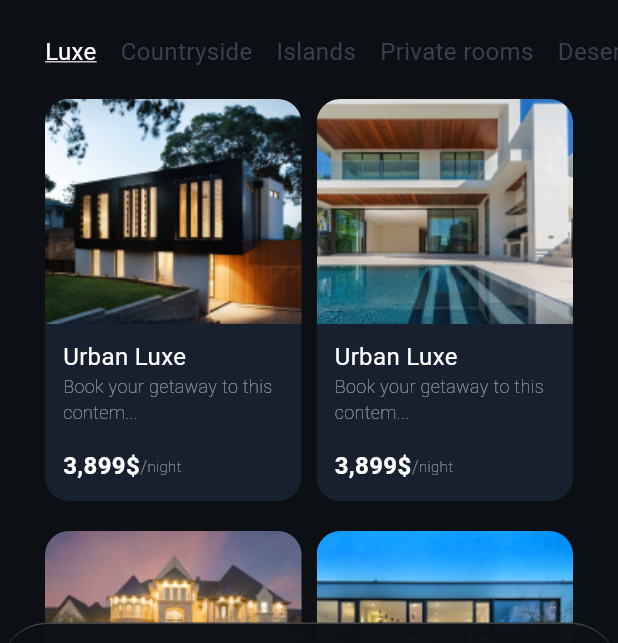
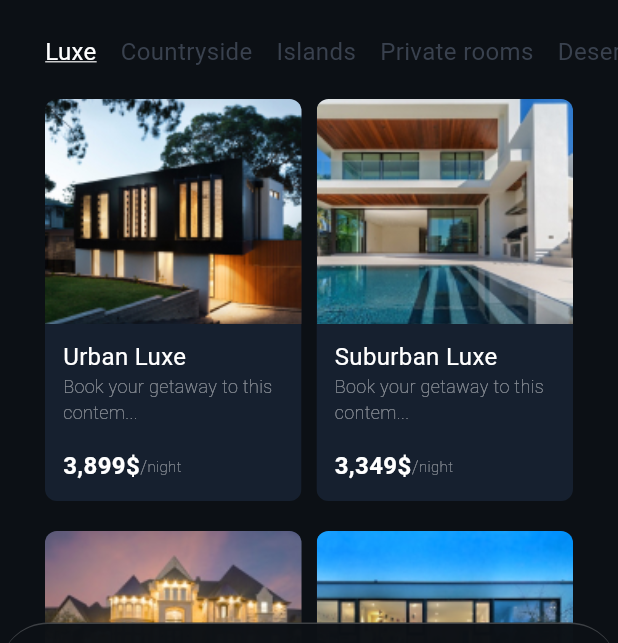
Before and after one commit to kchasiotis/portofolio-flutter-hotel, a Flutter app: the screen it shows after launch, on a phone screen of 412 x 824 dp. Shown: the part 486-1129 px from the top of the screen. Run offline on Flutter 3.47's test engine with Material 3 defaults, Android fonts, the phone set to English and light mode, and no system bars; our stand-ins replace flutter_svg.

Commit message:
Fine tune cards 2

```diff
--- a/lib/screens/getaways/widgets/hotel_card.dart
+++ b/lib/screens/getaways/widgets/hotel_card.dart
@@ -2,20 +2,29 @@ import 'package:flutter/material.dart';
 
 class HotelCard extends StatelessWidget {
   final String imagePath;
-  HotelCard({required this.imagePath});
+  final String title;
+  final String description;
+  final String price;
+  final String rating;
+
+  HotelCard(
+      {required this.imagePath,
+      required this.title,
+      required this.description,
+      required this.price,
+      required this.rating});
 
   @override
   Widget build(BuildContext context) {
     return ClipRRect(
-      borderRadius: BorderRadius.circular(16),
+      borderRadius: BorderRadius.circular(8),
       child: Container(
         width: double.infinity,
         color: const Color(0xff16202F),
         child: Column(
           children: <Widget>[
             Image(
-              image:
-                  AssetImage(imagePath),
+              image: AssetImage(imagePath),
               fit: BoxFit.cover,
               height: 150,
               width: double.infinity,
@@ -25,7 +34,7 @@ class HotelCard extends StatelessWidget {
               child: Align(
                 alignment: Alignment.centerLeft,
                 child: Text(
-                  'Urban Luxe',
+                  title,
                   style: TextStyle(
                     color: Colors.white,
                     fontSize: 16,
@@ -40,7 +49,7 @@ class HotelCard extends StatelessWidget {
               child: Align(
                   alignment: Alignment.centerLeft,
                   child: Text(
-                    'Book your getaway to this contem...',
+                    description,
                     style: TextStyle(
                       color: Colors.white54,
                       fontSize: 12,
@@ -57,7 +66,7 @@ class HotelCard extends StatelessWidget {
                     child: Row(
                       children: [
                         Text(
-                          '3,899\$',
+                          price,
                           style: TextStyle(
                             color: Colors.white,
                             fontSize: 16,
@@ -80,7 +89,6 @@ class HotelCard extends StatelessWidget {
                             fontWeight: FontWeight.w100,
                           ),
                         ),
-
                       ],
                     )),
                 padding: EdgeInsets.only(left: 12)),
--- a/lib/screens/getaways/widgets/hotel_grid.dart
+++ b/lib/screens/getaways/widgets/hotel_grid.dart
@@ -16,12 +16,22 @@ class HotelGrid extends StatelessWidget {
             children: [
               Expanded(
                   child: HotelCard(
+                      title: 'Urban Luxe',
+                      description: 'Book your getaway to this contem...',
+                      price: '3,899\$',
+                      rating: '4.8',
                       imagePath:
                           'images/r-architecture-GGupkreKwxA-unsplash.jpg')),
               Container(
                 width: 10,
               ),
-              Expanded(child: HotelCard(imagePath: 'images/suburb.jpg'))
+              Expanded(
+                  child: HotelCard(
+                      title: 'Suburban Luxe',
+                      description: 'Book your getaway to this contem...',
+                      price: '3,349\$',
+                      rating: '4.8',
+                      imagePath: 'images/suburb.jpg'))
             ],
           ),
           Container(
@@ -33,12 +43,21 @@ class HotelGrid extends StatelessWidget {
             children: [
               Expanded(
                   child: HotelCard(
-                      imagePath:
-                      'images/garden.png')),
+                      title: 'Urban Luxe',
+                      description: 'Book your getaway to this contem...',
+                      price: '3,899\$',
+                      rating: '4.8',
+                      imagePath: 'images/garden.png')),
               Container(
                 width: 10,
               ),
-              Expanded(child: HotelCard(imagePath: 'images/suite.png'))
+              Expanded(
+                  child: HotelCard(
+                      title: 'Urban Luxe',
+                      description: 'Book your getaway to this contem...',
+                      price: '3,899\$',
+                      rating: '4.8',
+                      imagePath: 'images/suite.png'))
             ],
           )
         ],
```
